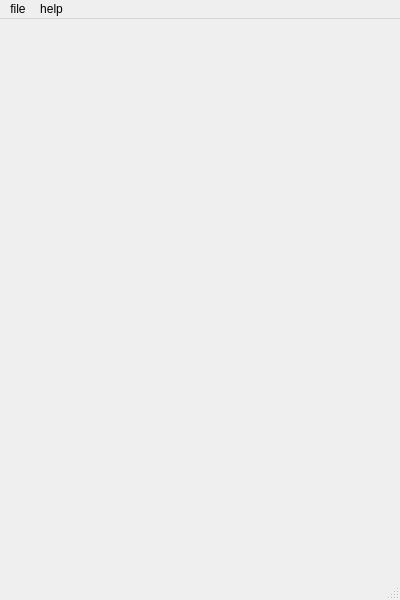
Above: ui/main.ui from MattZeroStudios/Zero_Assistant before the change. Below: the same form after it.
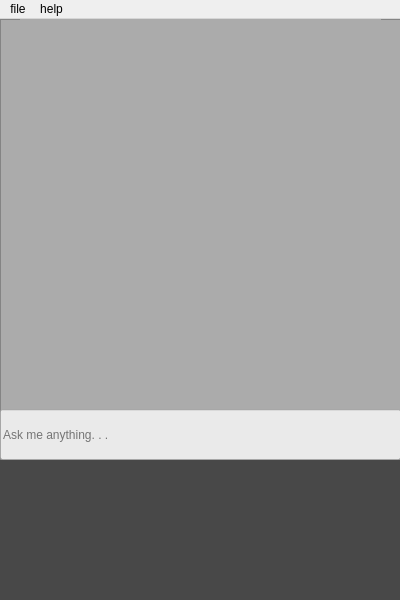
That is the form after the change. Icons and pictures are not drawn.

Commit message: changes to UI files and chromedriver placement

```diff
--- a/ui/main.ui
+++ b/ui/main.ui
@@ -29,26 +29,82 @@
    <iconset>
     <normaloff>../assets/Chrome.png</normaloff>../assets/Chrome.png</iconset>
   </property>
+  <property name="styleSheet">
+   <string notr="true"/>
+  </property>
   <widget class="QWidget" name="centralwidget">
-   <widget class="QWidget" name="gridLayoutWidget">
+   <property name="styleSheet">
+    <string notr="true">background-color: rgb(72, 72, 72);</string>
+   </property>
+   <widget class="QFrame" name="frame">
     <property name="geometry">
      <rect>
-      <x>9</x>
-      <y>-1</y>
-      <width>381</width>
+      <x>0</x>
+      <y>0</y>
+      <width>401</width>
       <height>441</height>
      </rect>
     </property>
+    <property name="styleSheet">
+     <string notr="true">background-color: rgb(171, 171, 171);</string>
+    </property>
+    <property name="frameShape">
+     <enum>QFrame::StyledPanel</enum>
+    </property>
+    <property name="frameShadow">
+     <enum>QFrame::Raised</enum>
+    </property>
+    <widget class="QWidget" name="gridLayoutWidget">
+     <property name="geometry">
+      <rect>
+       <x>20</x>
+       <y>0</y>
+       <width>361</width>
+       <height>411</height>
+      </rect>
+     </property>
     <layout class="QGridLayout" name="Layout"/>
    </widget>
+    <widget class="QLineEdit" name="lineEdit">
+     <property name="geometry">
+      <rect>
+       <x>0</x>
+       <y>390</y>
+       <width>401</width>
+       <height>51</height>
+      </rect>
+     </property>
+     <property name="styleSheet">
+      <string notr="true">background-color: rgb(234, 234, 234);</string>
+     </property>
+     <property name="placeholderText">
+      <string>Ask me anything. . . </string>
+     </property>
+    </widget>
+   </widget>
+   <widget class="QWidget" name="gridLayoutWidget_2">
+    <property name="geometry">
+     <rect>
+      <x>0</x>
+      <y>445</y>
+      <width>401</width>
+      <height>131</height>
+     </rect>
+    </property>
+    <layout class="QGridLayout" name="gridLayout">
+     <property name="sizeConstraint">
+      <enum>QLayout::SetNoConstraint</enum>
+     </property>
+     <item row="0" column="0">
    <widget class="QPushButton" name="MicButton">
-    <property name="geometry">
-     <rect>
-      <x>150</x>
-      <y>460</y>
-      <width>85</width>
-      <height>85</height>
-     </rect>
+       <property name="maximumSize">
+        <size>
+         <width>75</width>
+         <height>80</height>
+        </size>
+       </property>
+       <property name="layoutDirection">
+        <enum>Qt::LeftToRight</enum>
     </property>
     <property name="text">
      <string/>
@@ -63,10 +119,16 @@
       <height>75</height>
      </size>
     </property>
+       <property name="default">
+        <bool>false</bool>
+       </property>
     <property name="flat">
      <bool>true</bool>
     </property>
    </widget>
+     </item>
+    </layout>
+   </widget>
   </widget>
   <widget class="QMenuBar" name="MenuBar">
    <property name="geometry">
@@ -94,7 +156,6 @@
    <addaction name="File"/>
    <addaction name="Help"/>
   </widget>
-  <widget class="QStatusBar" name="statusbar"/>
   <action name="Settings">
    <property name="text">
     <string>Settings</string>
```
Left out of the diff: 10 changed lines with no effect on the pictures. Lines whose indentation alone changed are shown as unchanged. The commit also changes 4 other files.
